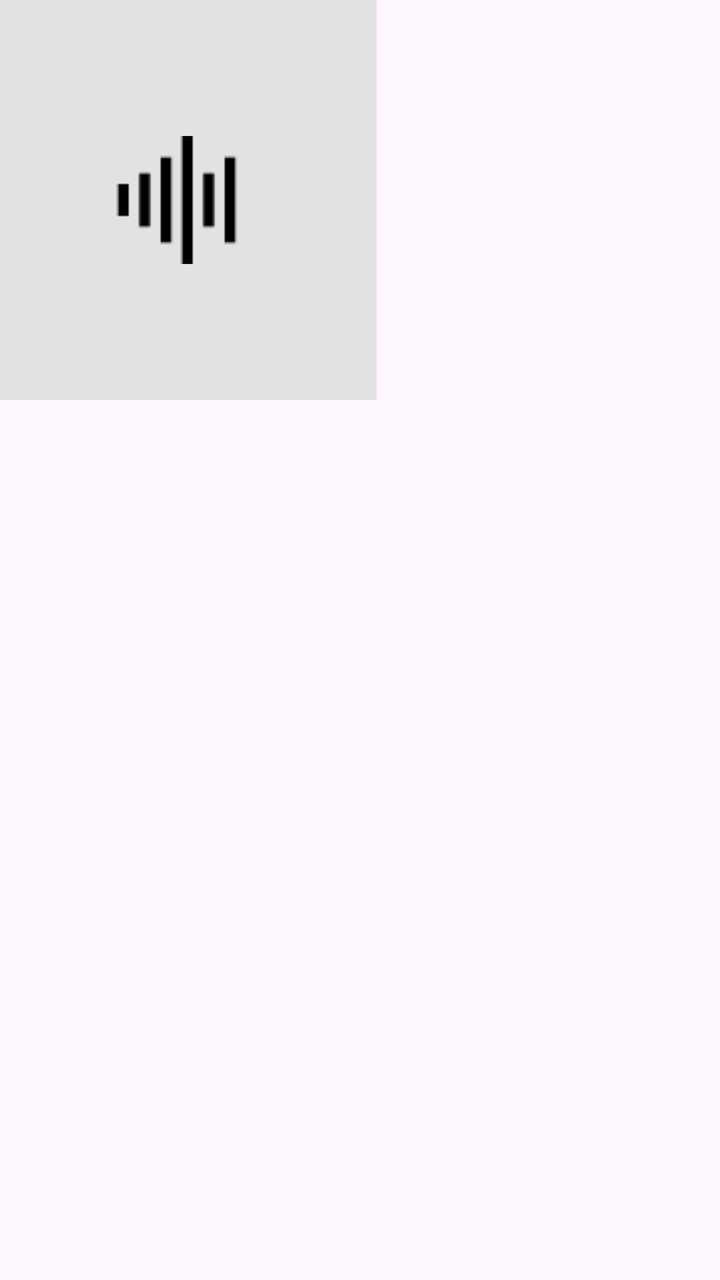
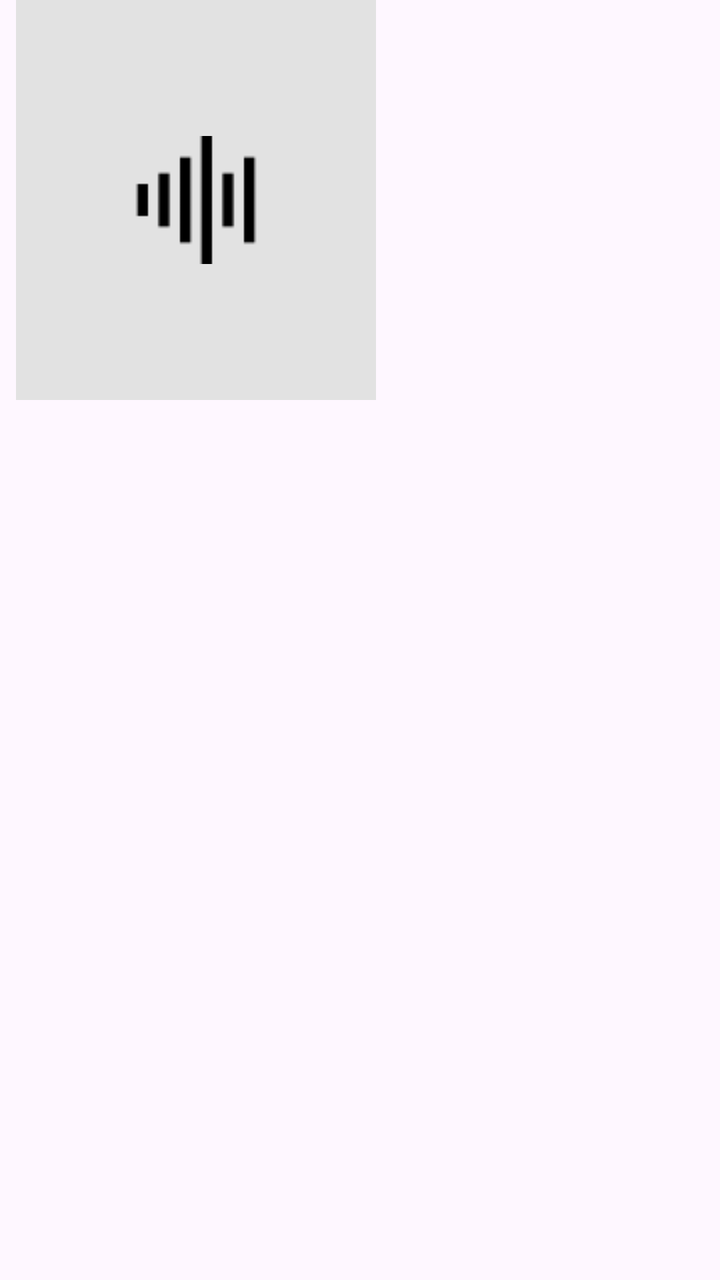

Two renders of the same Android screen: before a commit and after it. Below are the layout's source before the change and the commit's diff.
<!-- AndroidManifest.xml: application theme Theme.IMAEZIM -->
<!-- res/layout/rv_myfeed.xml -->
<?xml version="1.0" encoding="utf-8"?>
<androidx.constraintlayout.widget.ConstraintLayout xmlns:android="http://schemas.android.com/apk/res/android"
    xmlns:app="http://schemas.android.com/apk/res-auto"
    xmlns:tools="http://schemas.android.com/tools"
    android:layout_width="400dp"
    android:layout_height="200dp">

    <androidx.constraintlayout.widget.ConstraintLayout
        android:id="@+id/constraintLayout"
        android:layout_width="400dp"
        android:layout_height="200dp"
        app:layout_constraintEnd_toEndOf="parent"
        app:layout_constraintStart_toStartOf="parent"
        app:layout_constraintTop_toTopOf="parent">

        <TextView
            android:id="@+id/text"
            android:layout_width="200dp"
            android:layout_height="200dp"
            android:layout_marginStart="8dp"
            android:text="TextView"
            app:layout_constraintStart_toStartOf="parent"
            app:layout_constraintTop_toTopOf="parent" />

        <ImageView
            android:id="@+id/image"
            android:layout_width="200dp"
            android:layout_height="200dp"
            android:layout_marginStart="8dp"
            app:layout_constraintStart_toStartOf="parent"
            app:layout_constraintTop_toTopOf="parent" />

        <VideoView
            android:id="@+id/video"
            android:layout_width="200dp"
            android:layout_height="200dp"
            android:layout_marginStart="8dp"
            app:layout_constraintStart_toStartOf="parent"
            app:layout_constraintTop_toTopOf="parent" />

        <ImageButton
            android:id="@+id/audio"
            android:layout_width="200dp"
            android:layout_height="200dp"
            android:layout_marginStart="8dp"
            android:background="@color/lightgray"
            android:contentDescription="This Button has audio source"
            android:src="@drawable/ic_audio_64px"
            app:layout_constraintStart_toStartOf="parent"
            app:layout_constraintTop_toTopOf="parent" />

        <ImageView
            android:id="@+id/map"
            android:layout_width="200dp"
            android:layout_height="200dp"
            android:layout_marginStart="8dp"
            android:layout_marginEnd="8dp"
            app:layout_constraintBottom_toBottomOf="parent"
            app:layout_constraintEnd_toEndOf="parent"
            app:layout_constraintStart_toEndOf="@+id/audio"
            app:layout_constraintTop_toTopOf="parent" />
    </androidx.constraintlayout.widget.ConstraintLayout>
</androidx.constraintlayout.widget.ConstraintLayout>
<!-- resources referenced by this layout -->
<resources>
  <color name="lightgray">#E2E2E2</color>
  <!-- drawable ic_audio_64px: png bitmap (drawable, 348 bytes) -->
  <style name="Theme.IMAEZIM" parent="Base.Theme.IMAEZIM" />
  <style name="Base.Theme.IMAEZIM" parent="Theme.Material3.DayNight.NoActionBar">
          
          
      </style>
</resources>

<!-- the commit's change to res/layout/rv_myfeed.xml (unified diff, before → after) -->
@@ -1,63 +1,64 @@
 <?xml version="1.0" encoding="utf-8"?>
-<androidx.constraintlayout.widget.ConstraintLayout xmlns:android="http://schemas.android.com/apk/res/android"
+<androidx.constraintlayout.widget.ConstraintLayout
+    xmlns:android="http://schemas.android.com/apk/res/android"
     xmlns:app="http://schemas.android.com/apk/res-auto"
-    xmlns:tools="http://schemas.android.com/tools"
-    android:layout_width="400dp"
-    android:layout_height="200dp">
+    android:layout_width="match_parent"
+    android:layout_height="wrap_content">
 
-    <androidx.constraintlayout.widget.ConstraintLayout
-        android:id="@+id/constraintLayout"
-        android:layout_width="400dp"
+    <TextView
+        android:id="@+id/text"
+        android:layout_width="0dp"
+        android:layout_height="200dp"
+        android:layout_marginStart="8dp"
+        android:text="TextView"
+        app:layout_constraintEnd_toEndOf="parent"
+        app:layout_constraintHorizontal_bias="0.0"
+        app:layout_constraintStart_toStartOf="parent"
+        app:layout_constraintTop_toTopOf="parent"
+        app:layout_constraintWidth_percent="0.5" />
+
+    <ImageView
+        android:id="@+id/image"
+        android:layout_width="0dp"
+        android:layout_height="200dp"
+        android:layout_marginStart="8dp"
+        app:layout_constraintEnd_toEndOf="parent"
+        app:layout_constraintHorizontal_bias="0.0"
+        app:layout_constraintStart_toStartOf="parent"
+        app:layout_constraintTop_toTopOf="parent"
+        app:layout_constraintWidth_percent="0.5" />
+
+    <VideoView
+        android:id="@+id/video"
+        android:layout_width="0dp"
+        android:layout_height="200dp"
+        android:layout_marginStart="8dp"
+        app:layout_constraintEnd_toEndOf="parent"
+        app:layout_constraintHorizontal_bias="0.0"
+        app:layout_constraintStart_toStartOf="parent"
+        app:layout_constraintTop_toTopOf="parent"
+        app:layout_constraintWidth_percent="0.5" />
+
+    <ImageButton
+        android:id="@+id/audio"
+        android:layout_width="0dp"
+        android:layout_height="200dp"
+        android:layout_marginStart="8dp"
+        android:background="@color/lightgray"
+        android:contentDescription="This Button has audio source"
+        android:src="@drawable/ic_audio_64px"
+        app:layout_constraintEnd_toEndOf="parent"
+        app:layout_constraintHorizontal_bias="0.0"
+        app:layout_constraintStart_toStartOf="parent"
+        app:layout_constraintTop_toTopOf="parent"
+        app:layout_constraintWidth_percent="0.5" />
+
+    <ImageView
+        android:id="@+id/map"
+        android:layout_width="0dp"
         android:layout_height="200dp"
         app:layout_constraintEnd_toEndOf="parent"
-        app:layout_constraintStart_toStartOf="parent"
-        app:layout_constraintTop_toTopOf="parent">
+        app:layout_constraintTop_toTopOf="parent"
+        app:layout_constraintWidth_percent="0.5" />
 
-        <TextView
-            android:id="@+id/text"
-            android:layout_width="200dp"
-            android:layout_height="200dp"
-            android:layout_marginStart="8dp"
-            android:text="TextView"
-            app:layout_constraintStart_toStartOf="parent"
-            app:layout_constraintTop_toTopOf="parent" />
-
-        <ImageView
-            android:id="@+id/image"
-            android:layout_width="200dp"
-            android:layout_height="200dp"
-            android:layout_marginStart="8dp"
-            app:layout_constraintStart_toStartOf="parent"
-            app:layout_constraintTop_toTopOf="parent" />
-
-        <VideoView
-            android:id="@+id/video"
-            android:layout_width="200dp"
-            android:layout_height="200dp"
-            android:layout_marginStart="8dp"
-            app:layout_constraintStart_toStartOf="parent"
-            app:layout_constraintTop_toTopOf="parent" />
-
-        <ImageButton
-            android:id="@+id/audio"
-            android:layout_width="200dp"
-            android:layout_height="200dp"
-            android:layout_marginStart="8dp"
-            android:background="@color/lightgray"
-            android:contentDescription="This Button has audio source"
-            android:src="@drawable/ic_audio_64px"
-            app:layout_constraintStart_toStartOf="parent"
-            app:layout_constraintTop_toTopOf="parent" />
-
-        <ImageView
-            android:id="@+id/map"
-            android:layout_width="200dp"
-            android:layout_height="200dp"
-            android:layout_marginStart="8dp"
-            android:layout_marginEnd="8dp"
-            app:layout_constraintBottom_toBottomOf="parent"
-            app:layout_constraintEnd_toEndOf="parent"
-            app:layout_constraintStart_toEndOf="@+id/audio"
-            app:layout_constraintTop_toTopOf="parent" />
-    </androidx.constraintlayout.widget.ConstraintLayout>
 </androidx.constraintlayout.widget.ConstraintLayout>
